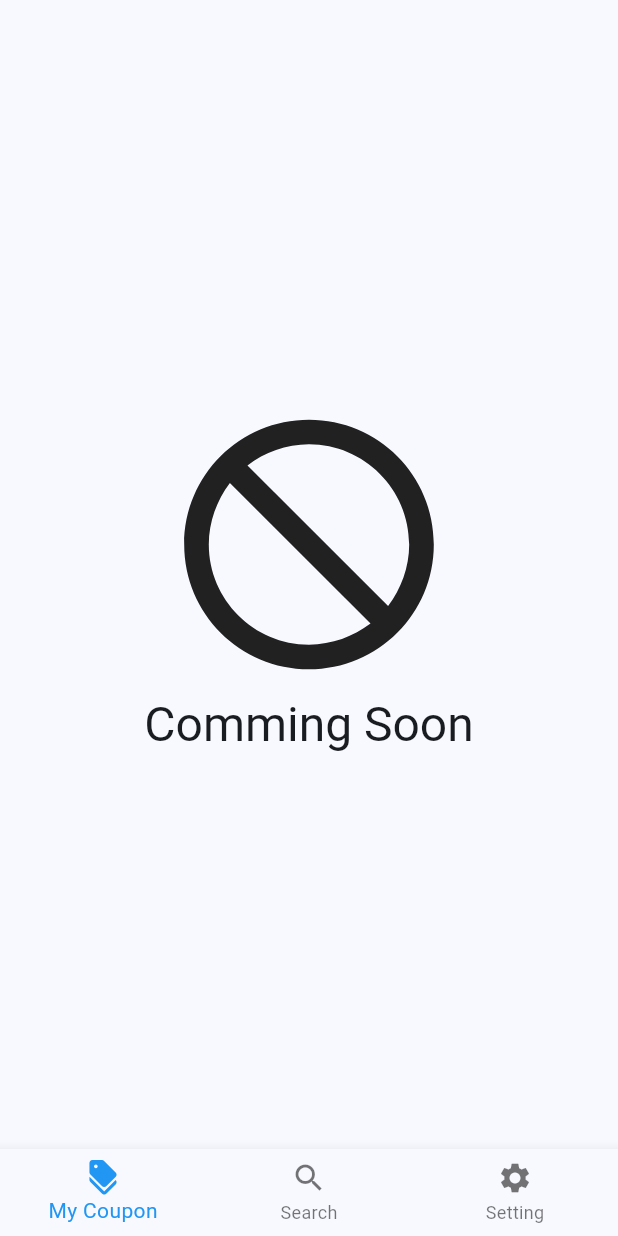
After one commit to rifquramandhita/Flutter-FourLoyalty, a Flutter app: the Home_page screen opened directly, on a phone screen of 412 x 824 dp. The commit adds this screen. Run offline on Flutter 3.47's test engine with Material 3 defaults, Android fonts, the phone set to English and light mode, and no system bars; our stand-ins replace shared_preferences; accounts and stored records are empty.

Commit message:
feat:add home_page

```diff
--- /dev/null
+++ b/lib/ui/commingsoon/commingsoon_page.dart
@@ -0,0 +1,22 @@
+import 'package:flutter/material.dart';
+import 'package:four_loyalty/helper/global_helper.dart';
+
+class CommingSoon_page extends StatelessWidget {
+  const CommingSoon_page({super.key});
+
+  @override
+  Widget build(BuildContext context) {
+    return Scaffold(
+      body: Container(
+        width: double.maxFinite,
+        child: Column(
+          mainAxisAlignment: MainAxisAlignment.center,
+          children: [
+            Icon(Icons.not_interested, size: 200,),
+            Text("Comming Soon", style: GlobalHelper.getTheme(context).headlineLarge,),
+          ],
+        ),
+      ),
+    );
+  }
+}
--- /dev/null
+++ b/lib/ui/home/home_page.dart
@@ -0,0 +1,49 @@
+import 'package:flutter/material.dart';
+import 'package:four_loyalty/ui/commingsoon/commingsoon_page.dart';
+
+class Home_page extends StatefulWidget {
+  const Home_page({super.key});
+
+  @override
+  State<Home_page> createState() => _Home_pageState();
+}
+
+class _Home_pageState extends State<Home_page> {
+  List<BottomNavigationBarItem> bottomNavigationMenu = [
+    BottomNavigationBarItem(
+      icon: Icon(Icons.discount),
+      label: 'My Coupon',
+    ),
+    BottomNavigationBarItem(
+      icon: Icon(Icons.search),
+      label: 'Search',
+    ),
+    BottomNavigationBarItem(
+      icon: Icon(Icons.settings),
+      label: 'Setting',
+    )
+  ];
+  int _selectedIndex = 0;
+  List<Widget> _widgetSelected = [
+    CommingSoon_page(),
+    CommingSoon_page(),
+    CommingSoon_page(),
+  ];
+
+  @override
+  Widget build(BuildContext context) {
+    return Scaffold(
+      body: _widgetSelected.elementAt(_selectedIndex),
+      bottomNavigationBar: BottomNavigationBar(
+        items: bottomNavigationMenu,
+        currentIndex: _selectedIndex,
+        selectedItemColor: Colors.blue,
+        onTap: (value) {
+          setState(() {
+            _selectedIndex = value;
+          });
+        },
+      ),
+    );
+  }
+}
```
Also changed, not shown: lib/ui/login/login_page.dart (+26 -5 lines).
